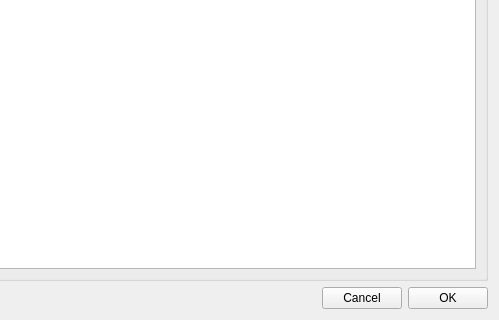
This is ilastik/widgets/stackFileSelectionWidget.ui in ilastik/ilastik as Qt 5 draws it before an edit; both pictures show x 120 to 619 and y 248 to 568 of the 619 by 568 pixel window. The edited form follows.
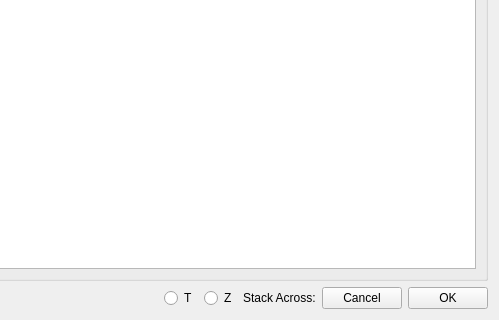
This is the edited form.

Commit message: DataSelection: When loading stacks, allow the user to specify which axis the sequence is stacked across.

The edit to the form file:
```diff
--- a/ilastik/widgets/stackFileSelectionWidget.ui
+++ b/ilastik/widgets/stackFileSelectionWidget.ui
@@ -125,6 +125,33 @@
          </property>
         </spacer>
        </item>
+       <item>
+        <widget class="QRadioButton" name="stackAcrossTButton">
+         <property name="text">
+          <string>T</string>
+         </property>
+         <attribute name="buttonGroup">
+          <string notr="true">buttonGroup</string>
+         </attribute>
+        </widget>
+       </item>
+       <item>
+        <widget class="QRadioButton" name="stackAcrossZButton">
+         <property name="text">
+          <string>Z</string>
+         </property>
+         <attribute name="buttonGroup">
+          <string notr="true">buttonGroup</string>
+         </attribute>
+        </widget>
+       </item>
+       <item>
+        <widget class="QLabel" name="label">
+         <property name="text">
+          <string>Stack Across:</string>
+         </property>
+        </widget>
+       </item>
        <item>
         <widget class="QPushButton" name="cancelButton">
          <property name="text">
```
Left out of the diff: 9 changed lines with no effect on the pictures. The commit also changes 3 other files.
